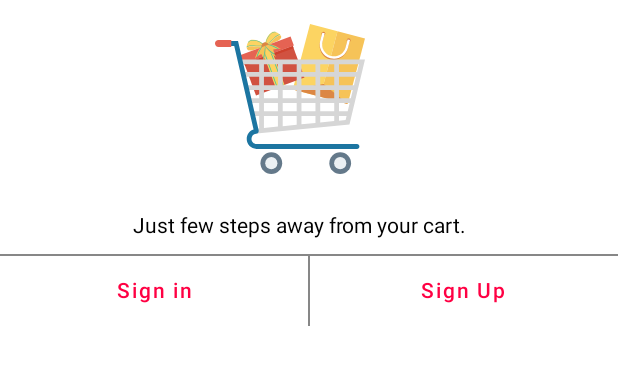
After one commit to Vishal-beep136/Purple, an Android app: the layout sign_in_dialog.xml on its own in the app's theme, with its tools: preview values and no code run, on a phone screen of 412 x 824 dp. The commit adds this screen. Shown: the top 365 px of the screen. Run offline under Robolectric (Android 15) with nearby library versions, the phone set to English and light mode, and no system bars; Roboto replaces fonts that are not available here.

Commit message:
some issues fixed

```diff
--- /dev/null
+++ b/app/src/main/res/drawable/ic_basket_shoping.xml
@@ -0,0 +1,105 @@
+<vector xmlns:android="http://schemas.android.com/apk/res/android"
+    android:width="100dp"
+    android:height="100dp"
+    android:viewportWidth="409.6"
+    android:viewportHeight="409.6">
+  <path
+      android:pathData="M334.571,19.815l-47.201,178.763l-75,-19.803l47.201,-178.763z"
+      android:fillColor="#FCD462"/>
+  <path
+      android:pathData="M409.578,39.648l-47.201,178.763l-75,-19.803l47.201,-178.763z"
+      android:fillColor="#F6C358"/>
+  <path
+      android:pathData="M362.404,218.366l-150.027,-39.615l84.159,-14.828z"
+      android:fillColor="#DC8744"/>
+  <path
+      android:pathData="M290.816,26.011a5.171,5.171 0,1 0,10.342 0a5.171,5.171 0,1 0,-10.342 0z"
+      android:fillColor="#DC8744"/>
+  <path
+      android:pathData="M359.929,44.269a5.171,5.171 0,1 0,10.342 0a5.171,5.171 0,1 0,-10.342 0z"
+      android:fillColor="#DC8744"/>
+  <path
+      android:pathData="M314.242,96.863c-20.848,-5.505 -33.091,-27.846 -27.294,-49.801l6.15,-23.291l6.5,1.716l-6.15,23.291c-4.851,18.372 5.246,37.027 22.51,41.586c17.265,4.559 35.255,-6.679 40.106,-25.052l6.15,-23.291l6.5,1.716l-6.15,23.291C356.766,88.983 335.09,102.368 314.242,96.863z"
+      android:fillColor="#DC8744"/>
+  <path
+      android:pathData="M315.111,93.572c-20.848,-5.505 -33.329,-26.943 -27.824,-47.791l5.812,-22.011l6.5,1.716l-5.812,22.011c-4.558,17.263 5.776,35.016 23.041,39.575c17.265,4.559 35.017,-5.778 39.575,-23.041l5.812,-22.011l6.5,1.716l-5.812,22.011C357.397,86.595 335.959,99.077 315.111,93.572z"
+      android:fillColor="#FFFFFF"/>
+  <path
+      android:pathData="M180.141,32.714c-3.316,-6.704 -17.247,-14.91 -24.653,-10.428c-19.355,11.713 -18.962,38.711 -18.962,38.711s14.835,-9.989 25.616,-20.663C162.141,40.334 174.835,27.036 180.141,32.714z"
+      android:fillColor="#FCD462"/>
+  <path
+      android:pathData="M173.263,29.613c-5.657,1.935 -11.477,7.854 -12.599,9.032c-7.212,7.098 -17.094,15.226 -22.313,19.071c0.701,-5.555 4.126,-24.812 18.558,-33.518c0.143,-0.086 0.313,-0.159 0.495,-0.236c0.199,-0.085 0.405,-0.172 0.612,-0.292c1.592,-0.919 6.797,-1.307 9.653,-1.105c-1.223,-0.494 -2.461,-0.888 -3.684,-1.156c-2.573,0.139 -5.309,0.537 -6.552,1.254c-0.156,0.09 -0.322,0.159 -0.486,0.229c-0.21,0.09 -0.428,0.182 -0.641,0.311c-16.493,9.95 -19.028,33.101 -19.263,35.708l-0.113,1.257l1.034,-0.733c4.862,-3.448 15.741,-12.303 23.558,-20c1.078,-1.131 6.753,-6.861 12.119,-8.72c1.693,-0.581 3.459,-0.703 4.611,-0.764c-0.316,-0.369 -0.652,-0.736 -1.013,-1.1C176.101,28.941 174.674,29.129 173.263,29.613z"
+      android:fillColor="#44C4A1"/>
+  <path
+      android:pathData="M162.141,40.334c-10.781,10.673 -25.616,20.663 -25.616,20.663l34.091,-14.468c0,0 11.196,-5.937 10.182,-11.897c-0.105,-0.616 -0.332,-1.26 -0.658,-1.918C174.835,27.036 162.141,40.334 162.141,40.334z"
+      android:fillColor="#F6C358"/>
+  <path
+      android:pathData="M86.938,67.075c-1.829,-7.252 3.441,-22.537 11.985,-23.935c22.326,-3.653 39.552,17.138 39.552,17.138s-17.769,2.031 -32.898,0.91C105.576,61.188 87.288,59.311 86.938,67.075z"
+      android:fillColor="#FCD462"/>
+  <path
+      android:pathData="M90.157,60.252c5.56,-2.2 13.829,-1.475 15.446,-1.308c10.094,0.718 22.886,0.487 29.353,0.023c-4.139,-3.771 -19.244,-16.196 -35.875,-13.451c-0.164,0.027 -0.341,0.083 -0.529,0.142c-0.206,0.064 -0.42,0.131 -0.655,0.175c-1.807,0.334 -6.018,3.418 -8.06,5.425c0.609,-1.17 1.296,-2.273 2.052,-3.271c2.047,-1.565 4.387,-3.038 5.798,-3.299c0.177,-0.033 0.349,-0.088 0.519,-0.141c0.218,-0.068 0.444,-0.139 0.689,-0.18c19.004,-3.137 35.961,12.828 37.832,14.659l0.902,0.883l-1.263,0.113c-5.936,0.533 -19.961,0.859 -30.903,0.079c-1.555,-0.161 -9.591,-0.836 -14.879,1.233c-1.665,0.657 -3.088,1.711 -4.004,2.412c0.001,-0.486 0.018,-0.983 0.056,-1.495C87.562,61.583 88.769,60.8 90.157,60.252z"
+      android:fillColor="#44C4A1"/>
+  <path
+      android:pathData="M105.576,61.188c15.129,1.121 32.898,-0.91 32.898,-0.91L103.15,71.401c0,0 -12.37,2.751 -15.468,-2.44c-0.32,-0.536 -0.565,-1.174 -0.744,-1.886C87.288,59.311 105.576,61.188 105.576,61.188z"
+      android:fillColor="#F6C358"/>
+  <path
+      android:pathData="M215.372,58.965l-138.238,50.961l-9.08,-24.63l138.238,-50.961z"
+      android:fillColor="#E56353"/>
+  <path
+      android:pathData="M244.313,146.401l-132.401,48.809l-31.836,-86.358l132.401,-48.809z"
+      android:fillColor="#D15241"/>
+  <path
+      android:pathData="M214.705,66.083l-132.381,48.86l-2.244,-6.085l132.399,-48.812z"
+      android:fillColor="#CE412D"/>
+  <path
+      android:pathData="M189.988,166.415l-23.762,8.76l-40.91,-110.975l23.762,-8.76z"
+      android:fillColor="#FCD462"/>
+  <path
+      android:pathData="M171.275,173.314l-2.152,0.793l-40.91,-110.975l2.152,-0.793z"
+      android:fillColor="#44C4A1"/>
+  <path
+      android:pathData="M187.122,167.463l-2.152,0.793l-40.91,-110.975l2.152,-0.793z"
+      android:fillColor="#44C4A1"/>
+  <path
+      android:pathData="M133.317,102.129c0.04,-6.923 -2.444,-11.42 -6.831,-20.206c-8.681,4.721 -13.319,7.003 -17.291,12.702c4.57,-16.615 10.145,-24.995 20.553,-38.808c3.666,1.141 5.499,1.711 9.166,2.851C139.457,75.888 139.182,85.916 133.317,102.129z"
+      android:fillColor="#F6C358"/>
+  <path
+      android:pathData="M131.394,56.328c-0.119,-0.037 -0.228,-0.071 -0.35,-0.109c-0.06,-0.019 -0.129,-0.04 -0.19,-0.059c-7.069,10.035 -14.593,22.077 -17.774,34.069c1.005,-0.894 2.092,-1.715 3.286,-2.516c4.124,-12.944 8.745,-19.642 15.319,-31.295C131.569,56.383 131.484,56.356 131.394,56.328z"
+      android:fillColor="#44C4A1"/>
+  <path
+      android:pathData="M137.808,58.323c-0.061,-0.019 -0.13,-0.04 -0.19,-0.059c-0.122,-0.038 -0.231,-0.072 -0.35,-0.109c-0.09,-0.028 -0.174,-0.054 -0.291,-0.09c-1.353,13.278 -1.435,21.387 -5.542,34.337c0.516,1.333 0.932,2.621 1.239,3.924C137.003,84.69 137.799,70.555 137.808,58.323z"
+      android:fillColor="#44C4A1"/>
+  <path
+      android:pathData="M166.837,89.771c-4.524,-5.24 -5.554,-10.273 -7.92,-19.805c9.668,-2.044 14.677,-3.319 21.398,-1.562c-14.261,-9.673 -23.942,-12.428 -40.825,-16.18c-2.049,3.247 -3.073,4.871 -5.122,8.119C145.133,73.795 151.852,81.245 166.837,89.771z"
+      android:fillColor="#F6C358"/>
+  <path
+      android:pathData="M138.57,53.683c0.066,-0.105 0.127,-0.202 0.196,-0.31c0.033,-0.053 0.072,-0.114 0.106,-0.168c11.891,3.045 25.431,7.321 35.635,14.379c-1.345,-0.028 -2.705,0.053 -4.133,0.219c-11.54,-7.169 -19.402,-9.265 -31.967,-13.862C138.473,53.838 138.52,53.763 138.57,53.683z"
+      android:fillColor="#44C4A1"/>
+  <path
+      android:pathData="M134.986,59.363c0.034,-0.054 0.073,-0.115 0.106,-0.168c0.068,-0.108 0.129,-0.205 0.196,-0.31c0.05,-0.08 0.098,-0.154 0.163,-0.258c9.648,9.222 14.975,15.337 26.504,22.523c0.473,1.349 0.992,2.599 1.604,3.789C152.714,78.898 142.933,68.663 134.986,59.363z"
+      android:fillColor="#44C4A1"/>
+  <path
+      android:pathData="M133.68,50.277c-5.253,1.937 -7.951,7.738 -6.027,12.958l19.023,-7.013C144.752,51.002 138.933,48.34 133.68,50.277z"
+      android:fillColor="#DC8744"/>
+  <path
+      android:pathData="M153.805,379.915m-29.681,0a29.681,29.681 0,1 1,59.362 0a29.681,29.681 0,1 1,-59.362 0"
+      android:fillColor="#64798A"/>
+  <path
+      android:pathData="M153.805,379.915m-16.65,0a16.65,16.65 0,1 1,33.3 0a16.65,16.65 0,1 1,-33.3 0"
+      android:fillColor="#EBF0F3"/>
+  <path
+      android:pathData="M341.914,379.915m-29.681,0a29.681,29.681 0,1 1,59.362 0a29.681,29.681 0,1 1,-59.362 0"
+      android:fillColor="#64798A"/>
+  <path
+      android:pathData="M341.914,379.915m-16.65,0a16.65,16.65 0,1 1,33.3 0a16.65,16.65 0,1 1,-33.3 0"
+      android:fillColor="#EBF0F3"/>
+  <path
+      android:pathData="M70.789,97.206v13.029h49.795v21.039H77.546v13.029h43.038v22.636h-33.47v13.029h33.47v22.636H94.436v13.029h26.148v22.636h-17.139v13.029h17.139v33.843l-7.628,0.744l1.26,12.966l252.963,-24.665L409.6,97.206H70.789zM388.04,131.275h-49.452v-21.039h54.496L388.04,131.275zM236.104,202.605v-22.636h38.216v22.636H236.104zM274.32,215.634v22.636h-38.216v-22.636H274.32zM236.104,166.94v-22.636h38.216v22.636H236.104zM287.349,144.304h38.21v22.636h-38.21V144.304zM287.349,131.275v-21.039h38.21v21.039H287.349zM274.32,131.275h-38.216v-21.039h38.216V131.275zM223.075,131.275h-38.216v-21.039h38.216V131.275zM223.075,144.304v22.636h-38.216v-22.636H223.075zM223.075,179.969v22.636h-38.216v-22.636H223.075zM223.075,215.634v22.636h-38.216v-22.636H223.075zM223.075,251.299v23.847l-38.216,3.727v-27.574H223.075zM236.104,251.299h38.216v18.85l-38.216,3.727V251.299zM287.349,251.299h38.21v13.852l-38.21,3.727V251.299zM287.349,238.269v-22.636h38.21v22.636H287.349zM287.349,202.605v-22.636h38.21v22.636H287.349zM338.588,179.969h37.777l-5.427,22.636h-32.35V179.969zM338.588,166.94v-22.636h46.328l-5.427,22.636H338.588zM133.613,110.236h38.216v21.039h-38.216V110.236zM133.613,144.304h38.216v22.636h-38.216V144.304zM133.613,179.969h38.216v22.636h-38.216V179.969zM133.613,215.634h38.216v22.636h-38.216V215.634zM133.613,251.299h38.216v28.845l-38.216,3.727V251.299zM338.588,263.881v-12.582h20.675l-2.594,10.818L338.588,263.881zM362.387,238.269h-23.798v-22.636h29.225L362.387,238.269z"
+      android:fillColor="#D6D6D6"/>
+  <path
+      android:pathData="M387.809,327.963H113.28c-7.526,0 -13.627,-6.101 -13.627,-13.627v-0.808c0,-7.022 5.318,-12.975 12.315,-13.568c2.377,-0.202 4.546,-1.421 5.931,-3.336c1.355,-1.874 1.839,-4.243 1.317,-6.511L62.862,46.747H32.707v13.029h19.798l52.855,228.279c-10.987,3.365 -18.736,13.503 -18.736,25.473v0.808c0,14.722 11.935,26.656 26.656,26.656h274.529c3.598,0 6.515,-2.917 6.515,-6.515C394.324,330.88 391.407,327.963 387.809,327.963z"
+      android:fillColor="#1C75A1"/>
+  <path
+      android:pathData="M9.382,43.895C4.2,43.895 0,48.095 0,53.277c0,5.181 4.2,9.382 9.382,9.382h35.006V43.895H9.382z"
+      android:fillColor="#E56353"/>
+</vector>
--- /dev/null
+++ b/app/src/main/res/layout/sign_in_dialog.xml
@@ -0,0 +1,89 @@
+<?xml version="1.0" encoding="utf-8"?>
+<androidx.constraintlayout.widget.ConstraintLayout
+    xmlns:android="http://schemas.android.com/apk/res/android"
+    xmlns:app="http://schemas.android.com/apk/res-auto"
+    xmlns:tools="http://schemas.android.com/tools"
+    android:layout_width="match_parent"
+    android:layout_height="match_parent">
+
+    <ImageView
+        android:id="@+id/imageView12"
+        android:layout_width="wrap_content"
+        android:layout_height="wrap_content"
+        android:layout_marginStart="16dp"
+        android:layout_marginTop="16dp"
+        android:layout_marginEnd="16dp"
+        app:layout_constraintEnd_toEndOf="parent"
+        app:layout_constraintHorizontal_bias="0.455"
+        app:layout_constraintStart_toStartOf="parent"
+        app:layout_constraintTop_toTopOf="parent"
+        app:srcCompat="@drawable/ic_basket_shoping" />
+
+    <TextView
+        android:id="@+id/textView21"
+        android:layout_width="wrap_content"
+        android:layout_height="wrap_content"
+        android:layout_marginStart="8dp"
+        android:layout_marginTop="24dp"
+        android:layout_marginEnd="8dp"
+        android:text="@string/dialog_text"
+        android:textColor="@color/black"
+        app:layout_constraintEnd_toEndOf="parent"
+        app:layout_constraintHorizontal_bias="0.465"
+        app:layout_constraintStart_toStartOf="parent"
+        app:layout_constraintTop_toBottomOf="@+id/imageView12" />
+
+    <LinearLayout
+        android:id="@+id/linearLayout9"
+        android:layout_width="0dp"
+        android:layout_height="wrap_content"
+        android:orientation="horizontal"
+        android:layout_marginTop="10dp"
+        app:layout_constraintEnd_toEndOf="parent"
+        app:layout_constraintStart_toStartOf="parent"
+        app:layout_constraintTop_toBottomOf="@+id/textView21">
+
+        <Button
+            android:id="@+id/sign_in_btn"
+            android:layout_width="match_parent"
+            android:layout_height="wrap_content"
+            android:layout_weight="1"
+            android:background="@android:color/transparent"
+            android:stateListAnimator="@null"
+            android:text="Sign in"
+            android:textAllCaps="false"
+            android:textColor="@color/colorPrimary" />
+
+        <Button
+            android:id="@+id/sign_up_btn"
+            android:layout_width="match_parent"
+            android:layout_height="wrap_content"
+            android:layout_weight="1"
+            android:background="@android:color/transparent"
+            android:stateListAnimator="@null"
+            android:text="Sign Up"
+            android:textAllCaps="false"
+            android:textColor="@color/colorPrimary" />
+
+    </LinearLayout>
+
+    <View
+        android:id="@+id/divider13"
+        android:layout_width="match_parent"
+        android:layout_height="1dp"
+        android:background="@color/grey"
+        app:layout_constraintEnd_toEndOf="parent"
+        app:layout_constraintStart_toStartOf="parent"
+        app:layout_constraintTop_toTopOf="@+id/linearLayout9" />
+
+    <View
+        android:id="@+id/divider14"
+        android:layout_width="1dp"
+        android:layout_height="0dp"
+        android:background="@color/grey"
+        app:layout_constraintBottom_toBottomOf="@+id/linearLayout9"
+        app:layout_constraintEnd_toEndOf="@+id/linearLayout9"
+        app:layout_constraintStart_toStartOf="parent"
+        app:layout_constraintTop_toBottomOf="@+id/divider13" />
+
+</androidx.constraintlayout.widget.ConstraintLayout>
--- a/app/src/main/res/values/strings.xml
+++ b/app/src/main/res/values/strings.xml
@@ -70,5 +70,7 @@ quia. Quo neque error repudiandae fuga?
     <string name="offers_applied_text"> Offers Applied</string>
     <string name="rewards_text">Get 20% off on any fashions clothing so hurry grab this opportunity now you have very less time hurry grab this opportunity.</string>
 
+    <string name="dialog_text">Just few steps away from your cart.</string>
+
 
 </resources>
```
Also changed, not shown: app/src/main/java/kaitka/vishal/meeta/purple_ecommerce/Activites/MainActivity.java (+36 -2 lines), app/src/main/java/kaitka/vishal/meeta/purple_ecommerce/Activites/RegisterActivity.java (+8 -2 lines), app/src/main/java/kaitka/vishal/meeta/purple_ecommerce/Adapters/CartAdapter.java (+47 -13 lines), app/src/main/res/layout/quantity_dialog.xml (added, +68 -0 lines).
